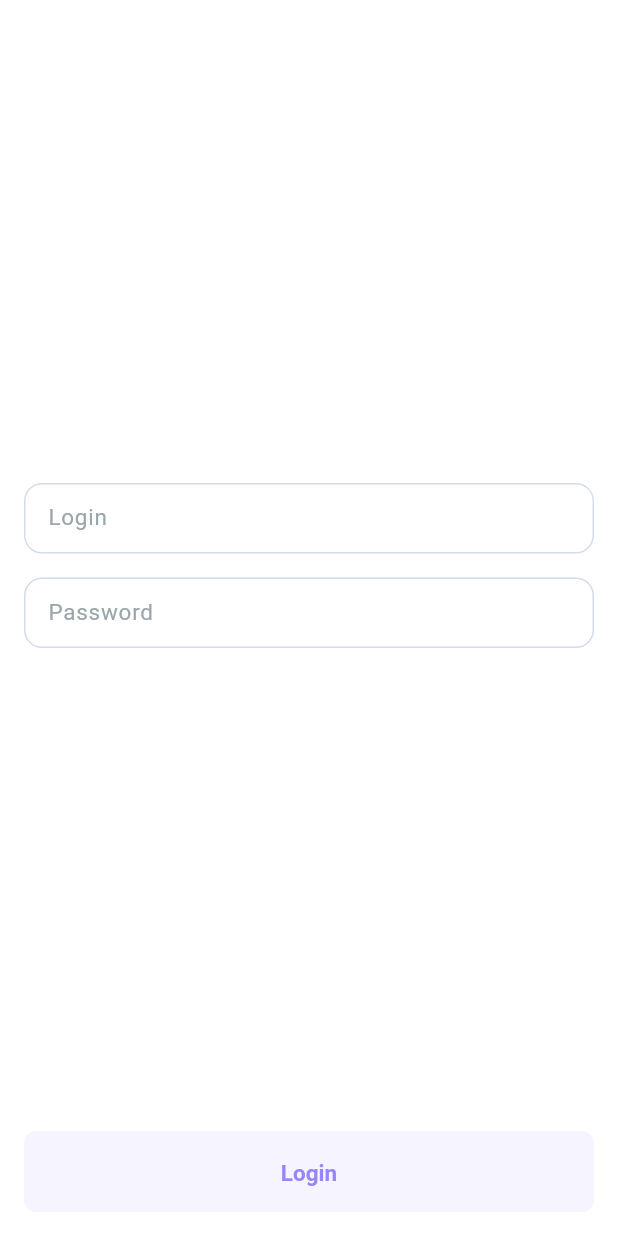
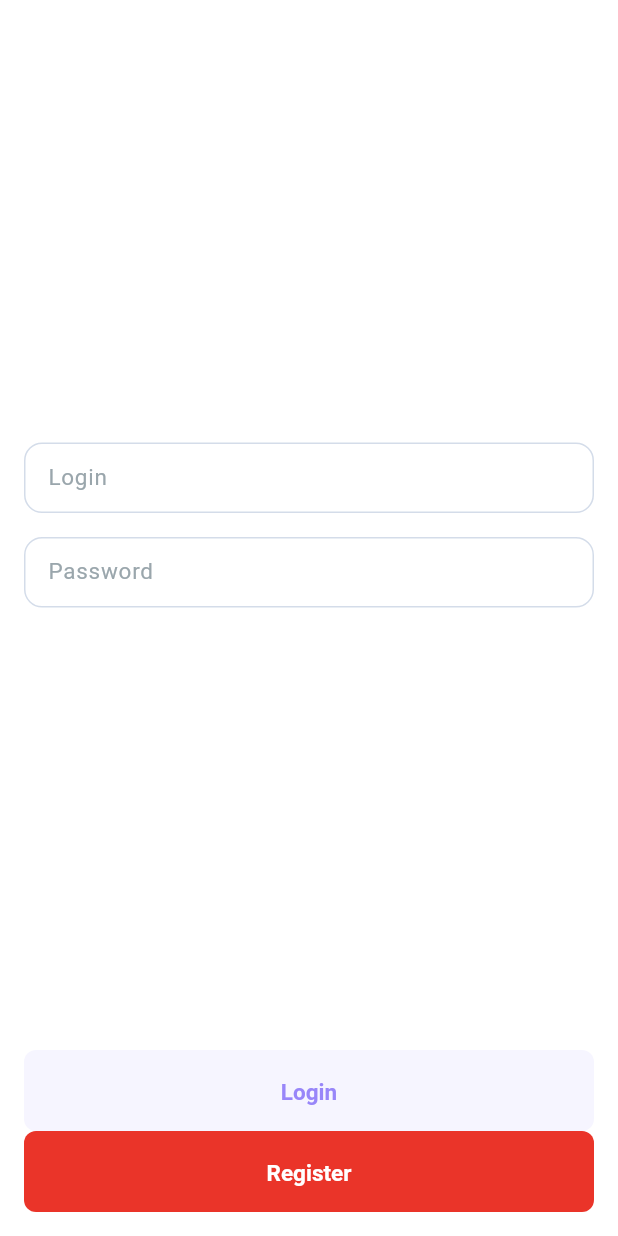
Before and after one commit to ibrohimorifjonov/eriell_test_case, a Flutter app: the screen it shows after launch, on a phone screen of 412 x 824 dp. Run offline on Flutter 3.47's test engine with Material 2 defaults, Android fonts, the phone set to English and light mode, and no system bars; our stand-ins replace equatable, flutter_bloc, flutter_keyboard_visibility, flutter_native_splash, get_it, hive and 2 more; accounts and stored records are empty.

Commit message:
register added

```diff
--- /dev/null
+++ b/lib/features/auth/presentation/bloc/register/register_event.dart
@@ -0,0 +1,24 @@
+part of 'register_bloc.dart';
+
+abstract class RegisterEvent extends Equatable{
+  const RegisterEvent();
+}
+class OnTextChangedEvent extends RegisterEvent {
+  final String? loginText;
+  final String? passwordText;
+
+  const OnTextChangedEvent({ this.loginText,  this.passwordText});
+
+  @override
+  List<Object?> get props => [loginText, passwordText];
+}
+
+class OnButtonPressedEvent extends RegisterEvent{
+  final String loginText;
+  final String passwordText;
+
+  const OnButtonPressedEvent({required this.loginText,required this.passwordText});
+  @override
+  List<Object?> get props => [loginText,passwordText];
+
+}
--- /dev/null
+++ b/lib/features/auth/presentation/bloc/register/register_state.dart
@@ -0,0 +1,31 @@
+part of "register_bloc.dart";
+
+abstract class RegisterState extends Equatable {
+  const RegisterState();
+}
+
+class InitialState extends RegisterState {
+  const InitialState();
+
+  @override
+  List<Object?> get props => [];
+}
+class SuccessState extends RegisterState {
+  const SuccessState();
+
+  @override
+  List<Object?> get props => [];
+}
+class ButtonEnableState extends RegisterState {
+  const ButtonEnableState();
+
+  @override
+  List<Object?> get props => [];
+}
+
+class ErrorState extends RegisterState {
+  const ErrorState();
+
+  @override
+  List<Object?> get props => [];
+}
--- a/lib/features/auth/presentation/pages/login_page.dart
+++ b/lib/features/auth/presentation/pages/login_page.dart
@@ -95,7 +95,10 @@ class _LoginPageState extends State<LoginPage> with LoginMixin {
               bottomNavigationBar: SafeArea(
                 top: false,
                 minimum: AppUtils.kPaddingAllT0,
-                child: ElevatedButton(
+                child: Column(
+                  mainAxisSize: MainAxisSize.min,
+                  children: [
+                    ElevatedButton(
                       onPressed: state is ButtonEnableState
                           ? () {
                               context.read<LoginBloc>().add(
@@ -108,6 +111,12 @@ class _LoginPageState extends State<LoginPage> with LoginMixin {
                           : null,
                       child: const Text("Login"),
                     ),
+                    ElevatedButton(
+                      onPressed: () {},
+                      child: const Text("Register"),
+                    ),
+                  ],
+                ),
               ),
             );
           },
```
Also changed, not shown: lib/features/auth/presentation/bloc/register/register_bloc.dart (added, +24 -0 lines), lib/features/auth/presentation/pages/mixins/register_mixin.dart (added, +16 -0 lines), lib/features/auth/presentation/pages/register/register_page.dart (added, +92 -0 lines). Lines whose indentation alone changed are shown as unchanged.
